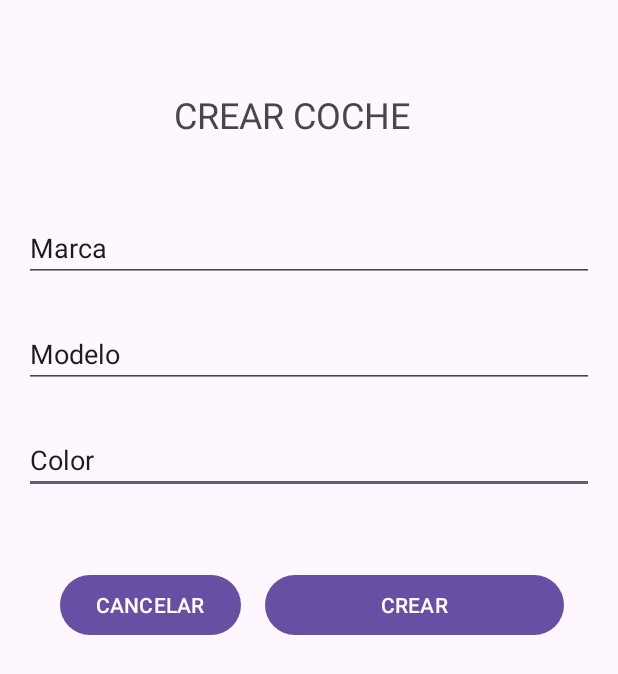
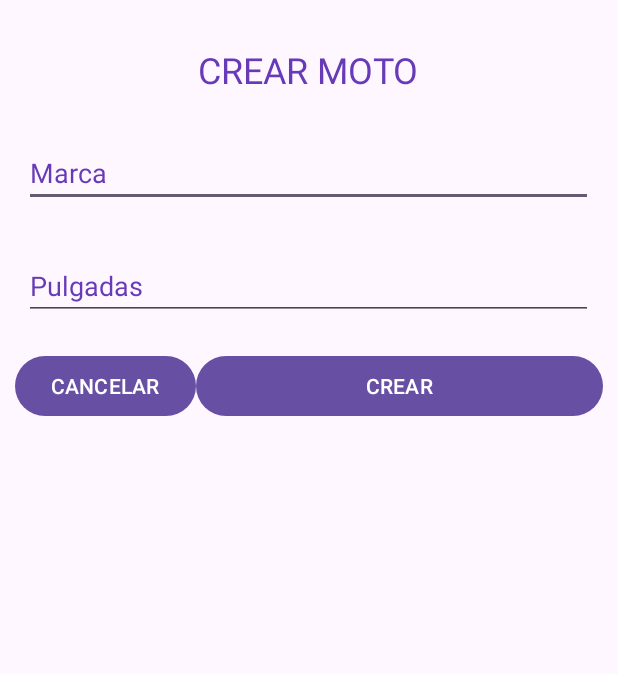
Before and after one commit to Pablitoo96/Ejercicio2EnviarDatosPMDM, an Android app: the MotosActivity screen opened directly, with no data from a screen before it, on a phone screen of 412 x 824 dp. Shown: the top 674 px of the screen. Run offline under Robolectric (Android 15) with nearby library versions, the phone set to English and light mode, and no system bars.

Commit message:
Falta correguirlo

```diff
--- a/app/src/main/java/pablo/maruottolo/ejercicio2enviardatospmdm/BicisActivity.java
+++ b/app/src/main/java/pablo/maruottolo/ejercicio2enviardatospmdm/actividades/BicisActivity.java
@@ -1,8 +1,10 @@
-package pablo.maruottolo.ejercicio2enviardatospmdm;
+package pablo.maruottolo.ejercicio2enviardatospmdm.actividades;
 
 import androidx.appcompat.app.AppCompatActivity;
 
 import android.os.Bundle;
+
+import pablo.maruottolo.ejercicio2enviardatospmdm.R;
 
 public class BicisActivity extends AppCompatActivity {
 
--- a/app/src/main/java/pablo/maruottolo/ejercicio2enviardatospmdm/CochesActivity.java
+++ b/app/src/main/java/pablo/maruottolo/ejercicio2enviardatospmdm/actividades/CochesActivity.java
@@ -1,8 +1,10 @@
-package pablo.maruottolo.ejercicio2enviardatospmdm;
+package pablo.maruottolo.ejercicio2enviardatospmdm.actividades;
 
 import androidx.appcompat.app.AppCompatActivity;
 
 import android.os.Bundle;
+
+import pablo.maruottolo.ejercicio2enviardatospmdm.R;
 
 public class CochesActivity extends AppCompatActivity {
 
--- a/app/src/main/java/pablo/maruottolo/ejercicio2enviardatospmdm/MotosActivity.java
+++ b/app/src/main/java/pablo/maruottolo/ejercicio2enviardatospmdm/actividades/MotosActivity.java
@@ -1,8 +1,10 @@
-package pablo.maruottolo.ejercicio2enviardatospmdm;
+package pablo.maruottolo.ejercicio2enviardatospmdm.actividades;
 
 import androidx.appcompat.app.AppCompatActivity;
 
 import android.os.Bundle;
+
+import pablo.maruottolo.ejercicio2enviardatospmdm.R;
 
 public class MotosActivity extends AppCompatActivity {
 
--- a/app/src/main/res/layout/activity_motos.xml
+++ b/app/src/main/res/layout/activity_motos.xml
@@ -1,87 +1,67 @@
 <?xml version="1.0" encoding="utf-8"?>
-<androidx.constraintlayout.widget.ConstraintLayout xmlns:android="http://schemas.android.com/apk/res/android"
+<LinearLayout xmlns:android="http://schemas.android.com/apk/res/android"
     xmlns:app="http://schemas.android.com/apk/res-auto"
     xmlns:tools="http://schemas.android.com/tools"
     android:layout_width="match_parent"
     android:layout_height="match_parent"
-    tools:context=".MotosActivity">
+    android:orientation="vertical"
+    tools:context=".actividades.BicisActivity">
 
     <TextView
-        android:id="@+id/txtVCrearCoche2"
+        android:id="@+id/txtVCrearMoto"
         android:layout_width="wrap_content"
         android:layout_height="wrap_content"
-        android:layout_marginTop="60dp"
-        android:text="CREAR COCHE"
-        android:textSize="24sp"
-        app:layout_constraintEnd_toEndOf="parent"
-        app:layout_constraintHorizontal_bias="0.456"
-        app:layout_constraintStart_toStartOf="parent"
-        app:layout_constraintTop_toTopOf="parent" />
+        android:layout_gravity="center"
+        android:layout_marginTop="30dp"
+        android:text="CREAR MOTO"
+        android:textColor="#673AB7"
+        android:textSize="24sp" />
 
     <EditText
-        android:id="@+id/txtColor2"
-        android:layout_width="0dp"
+        android:id="@+id/txtMarcaMoto"
+        android:layout_width="379dp"
         android:layout_height="wrap_content"
-        android:layout_marginStart="16dp"
-        android:layout_marginTop="25dp"
-        android:layout_marginEnd="16dp"
+        android:layout_gravity="center"
+        android:layout_marginTop="30dp"
         android:ems="10"
         android:inputType="text"
-        android:text="Color"
-        app:layout_constraintEnd_toEndOf="parent"
-        app:layout_constraintHorizontal_bias="0.0"
-        app:layout_constraintStart_toStartOf="parent"
-        app:layout_constraintTop_toBottomOf="@+id/txtModelo2" />
+        android:shadowColor="#000000"
+        android:text="Marca"
+        android:textColor="#673AB7" />
 
     <EditText
-        android:id="@+id/txtModelo2"
-        android:layout_width="0dp"
+        android:id="@+id/txtPulgadasBici"
+        android:layout_width="379dp"
         android:layout_height="wrap_content"
-        android:layout_marginStart="16dp"
-        android:layout_marginTop="25dp"
-        android:layout_marginEnd="16dp"
+        android:layout_gravity="center"
+        android:layout_marginTop="30dp"
         android:ems="10"
         android:inputType="text"
-        android:text="Modelo"
-        app:layout_constraintEnd_toEndOf="parent"
-        app:layout_constraintHorizontal_bias="0.0"
-        app:layout_constraintStart_toStartOf="parent"
-        app:layout_constraintTop_toBottomOf="@+id/txtMarca2" />
+        android:text="Pulgadas"
+        android:textColor="#673AB7" />
 
-    <EditText
-        android:id="@+id/txtMarca2"
-        android:layout_width="0dp"
-        android:layout_height="wrap_content"
-        android:layout_marginStart="16dp"
-        android:layout_marginTop="50dp"
-        android:layout_marginEnd="16dp"
-        android:ems="10"
-        android:inputType="text"
-        android:text="Marca"
-        app:layout_constraintEnd_toEndOf="parent"
-        app:layout_constraintHorizontal_bias="0.0"
-        app:layout_constraintStart_toStartOf="parent"
-        app:layout_constraintTop_toBottomOf="@+id/txtVCrearCoche2" />
+    <LinearLayout
+        android:layout_width="match_parent"
+        android:layout_height="match_parent"
+        android:layout_marginLeft="10dp"
+        android:layout_marginTop="20dp"
+        android:layout_marginRight="10dp"
+        android:layout_weight="2"
+        android:orientation="horizontal">
 
-    <Button
-        android:id="@+id/btnCrearCoche2"
-        android:layout_width="0dp"
-        android:layout_height="wrap_content"
-        android:layout_marginStart="16dp"
-        android:layout_marginTop="50dp"
-        android:layout_marginEnd="36dp"
-        android:text="CREAR"
-        app:layout_constraintEnd_toEndOf="parent"
-        app:layout_constraintStart_toEndOf="@+id/btnCancelarMoto"
-        app:layout_constraintTop_toBottomOf="@+id/txtColor2" />
+        <Button
+            android:id="@+id/btnCancelarMoto"
+            android:layout_width="wrap_content"
+            android:layout_height="wrap_content"
+            android:marqueeRepeatLimit="marquee_forever"
+            android:text="CANCELAR" />
 
-    <Button
-        android:id="@+id/btnCancelarMoto"
-        android:layout_width="wrap_content"
-        android:layout_height="wrap_content"
-        android:layout_marginStart="40dp"
-        android:layout_marginTop="50dp"
-        android:text="CANCELAR"
-        app:layout_constraintStart_toStartOf="parent"
-        app:layout_constraintTop_toBottomOf="@+id/txtColor2" />
-</androidx.constraintlayout.widget.ConstraintLayout>
+        <Button
+            android:id="@+id/btnCrearMoto"
+            android:layout_width="93dp"
+            android:layout_height="wrap_content"
+            android:layout_weight="2"
+            android:text="CREAR"
+            android:textColor="#FFFFFF" />
+    </LinearLayout>
+</LinearLayout>
```
Also changed, not shown: app/src/main/AndroidManifest.xml (+4 -4 lines), app/src/main/java/pablo/maruottolo/ejercicio2enviardatospmdm/MainActivity.java (deleted, +0 -14 lines), app/src/main/java/pablo/maruottolo/ejercicio2enviardatospmdm/actividades/MainActivity.java (added, +61 -0 lines), app/src/main/java/pablo/maruottolo/ejercicio2enviardatospmdm/modelos/Bici.java (added, +38 -0 lines), app/src/main/java/pablo/maruottolo/ejercicio2enviardatospmdm/modelos/Coche.java (added, +49 -0 lines), app/src/main/java/pablo/maruottolo/ejercicio2enviardatospmdm/modelos/Moto.java (added, +49 -0 lines), app/src/main/res/layout/activity_bicis.xml (+66 -3 lines), app/src/main/res/layout/activity_coches.xml (+48 -55 lines), app/src/main/res/layout/activity_main.xml (+35 -17 lines).
